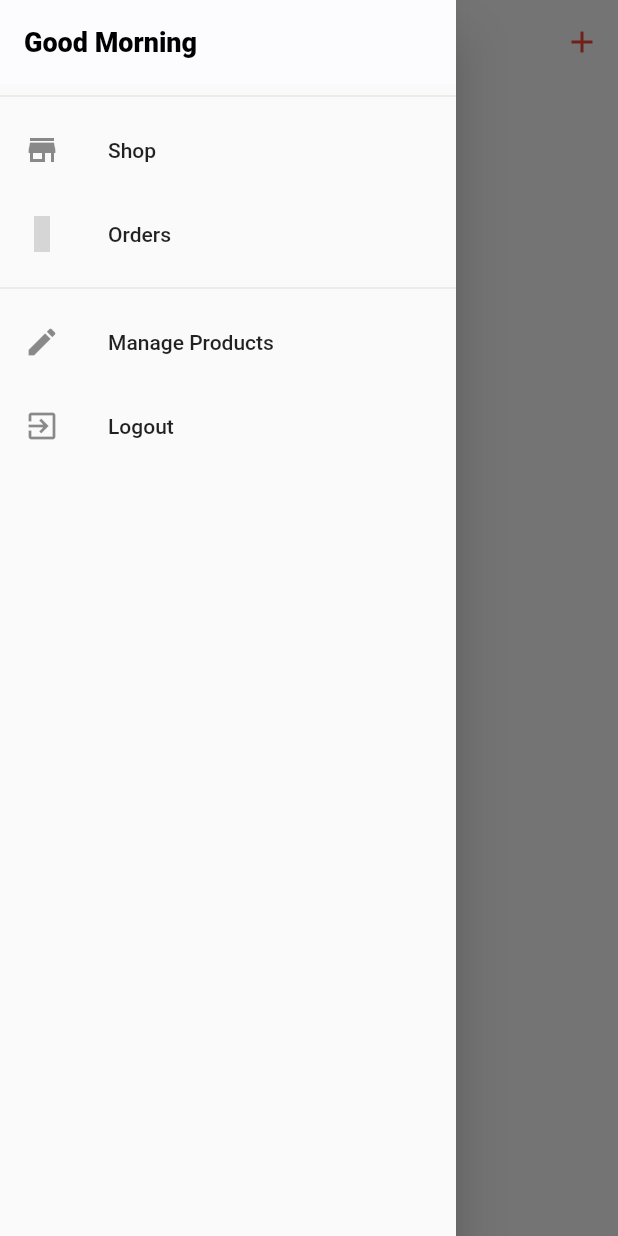
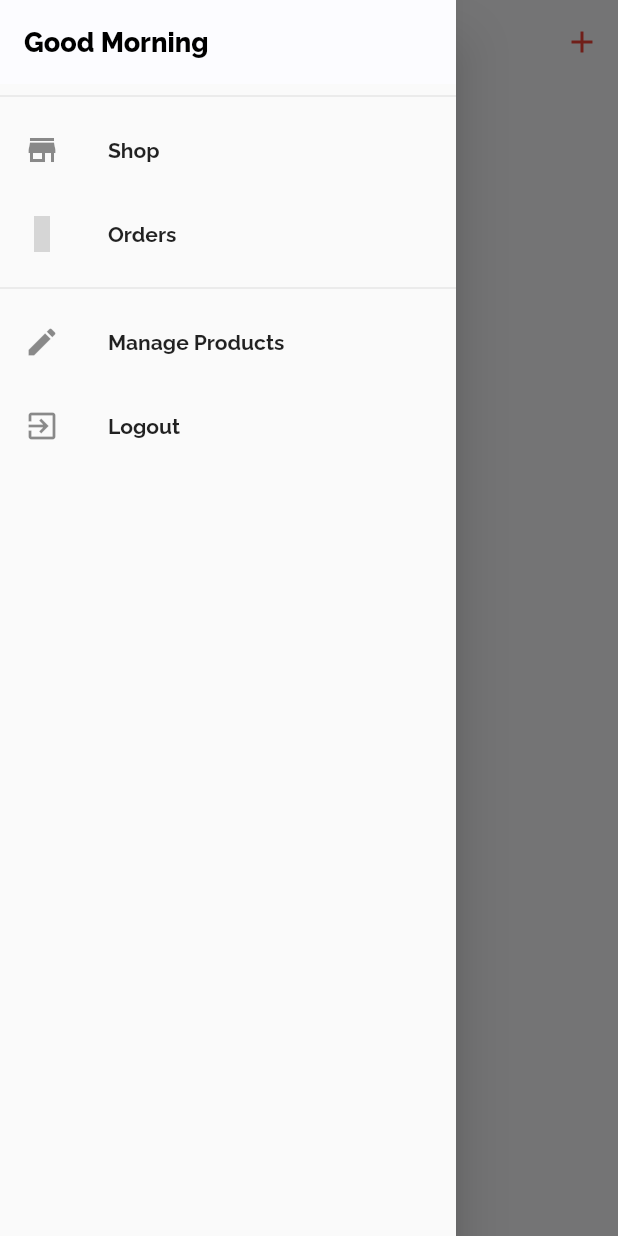
Before and after one commit to michaeldadzie/Commerce, a Flutter app: the UserProductsScreen screen opened by its route, with the side drawer open, on a phone screen of 412 x 824 dp. Run offline on Flutter 3.47's test engine with Material 2 defaults, Android fonts, the phone set to English and light mode, and no system bars; our stand-ins replace flutter_icons, google_fonts, shared_preferences; accounts and stored records are empty; network calls fail; grey boxes are pictures that could not be loaded.

Commit message:
Improve UI Code

```diff
--- a/lib/widgets/app_drawer.dart
+++ b/lib/widgets/app_drawer.dart
@@ -1,5 +1,6 @@
 import 'package:flutter/material.dart';
 import 'package:flutter_icons/flutter_icons.dart';
+import 'package:google_fonts/google_fonts.dart';
 import 'package:provider/provider.dart';
 import 'package:shop_app/providers/auth.dart';
 import 'package:shop_app/screens/orders_screen.dart';
@@ -9,24 +10,47 @@ import 'package:shop_app/helpers/custom_route.dart';
 class AppDrawer extends StatelessWidget {
   @override
   Widget build(BuildContext context) {
+    String greetingMessage() {
+      var timeNow = DateTime.now().hour;
+
+      if (timeNow <= 12) {
+        return 'Good Morning ';
+      } else if ((timeNow > 12) && (timeNow <= 16)) {
+        return 'Good Afternoon ';
+      } else if ((timeNow > 16) && (timeNow < 23)) {
+        return 'Good Evening ';
+      } else {
+        return 'Good Night ';
+      }
+    }
+
     return Drawer(
       child: Column(
         children: [
           AppBar(
-            title: Text('Good Morning'),
+            title: Text(
+              greetingMessage(),
+              style: GoogleFonts.raleway(),
+            ),
             automaticallyImplyLeading: false,
           ),
           Divider(),
           ListTile(
             leading: Icon(Icons.store),
-            title: Text('Shop'),
+            title: Text(
+              'Shop',
+              style: GoogleFonts.raleway(fontWeight: FontWeight.bold),
+            ),
             onTap: () {
               Navigator.of(context).pushReplacementNamed('/');
             },
           ),
           ListTile(
             leading: Icon(EvilIcons.credit_card),
-            title: Text('Orders'),
+            title: Text(
+              'Orders',
+              style: GoogleFonts.raleway(fontWeight: FontWeight.bold),
+            ),
             onTap: () {
               Navigator.of(context)
                   .pushReplacementNamed(OrdersScreen.routeName);
@@ -40,7 +64,10 @@ class AppDrawer extends StatelessWidget {
           Divider(),
           ListTile(
             leading: Icon(Icons.edit),
-            title: Text('Manage Products'),
+            title: Text(
+              'Manage Products',
+              style: GoogleFonts.raleway(fontWeight: FontWeight.bold),
+            ),
             onTap: () {
               Navigator.of(context)
                   .pushReplacementNamed(UserProductsScreen.routeName);
@@ -48,7 +75,10 @@ class AppDrawer extends StatelessWidget {
           ),
           ListTile(
             leading: Icon(Icons.exit_to_app),
-            title: Text('Logout'),
+            title: Text(
+              'Logout',
+              style: GoogleFonts.raleway(fontWeight: FontWeight.bold),
+            ),
             onTap: () {
               Navigator.of(context).pop();
               Navigator.of(context).pushReplacementNamed('/');
```
